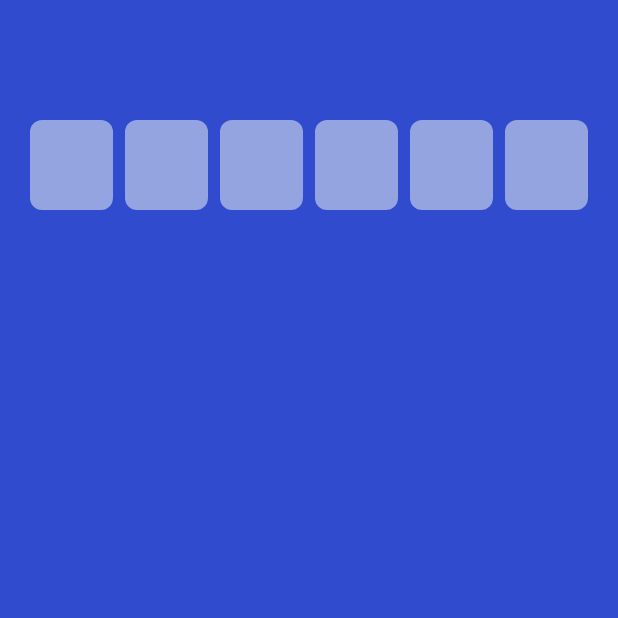
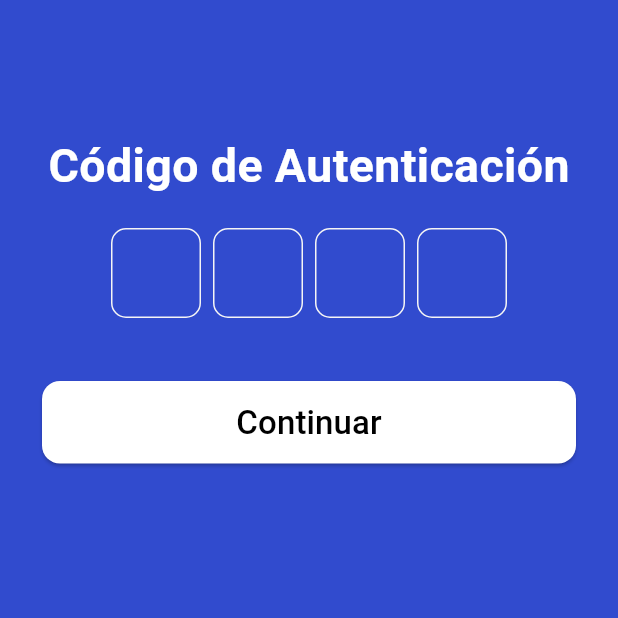
Before and after one commit to rjcalifornia/votefusion-mobile-app, a Flutter app: the screen it shows after launch, on a phone screen of 412 x 824 dp, the top half of it. Run offline on Flutter 3.47's test engine with Material 3 defaults, Android fonts, the light colour scheme and no system bars; drawn by our look-alikes of pinput.

Commit message:
Changes to be committed: 	modified:   lib/ui/screens/login.dart

```diff
--- a/lib/ui/screens/login.dart
+++ b/lib/ui/screens/login.dart
@@ -25,20 +25,77 @@ class _LoginScreenState extends State<LoginScreen> {
               const SizedBox(
                 height: 60,
               ),
-              Center(
-                child: Padding(
-                  padding: const EdgeInsets.all(20),
+              Container(
+                width: double.infinity,
+                margin: const EdgeInsets.symmetric(
+                    vertical: 14.0, horizontal: 14.0),
+                child: Column(
+                  crossAxisAlignment: CrossAxisAlignment.center,
+                  children: [
+                    Container(
+                      height: MediaQuery.of(context).size.height / 2,
+                      width: MediaQuery.of(context).size.width / 1,
+                      margin: const EdgeInsets.symmetric(
+                          vertical: 14.0, horizontal: 14.0),
                       child: Column(
                         children: [
+                          const Text(
+                            "Código de Autenticación",
+                            style: TextStyle(
+                              color: Colors.white,
+                              fontWeight: FontWeight.bold,
+                              fontSize: 31,
+                            ),
+                          ),
+                          const SizedBox(height: 20),
                           Pinput(
-                        length: 6,
+                            length: 4,
                             showCursor: true,
+                            defaultPinTheme: PinTheme(
+                              width: 60,
+                              height: 60,
+                              decoration: BoxDecoration(
+                                borderRadius: BorderRadius.circular(10),
+                                border: Border.all(
+                                  color: Colors.grey.shade100,
+                                ),
+                              ),
+                              textStyle: const TextStyle(
+                                fontSize: 20,
+                                fontWeight: FontWeight.w600,
+                                color: Colors.white,
+                              ),
+                            ),
                             onCompleted: (pin) => print(pin),
+                          ),
+                          const SizedBox(
+                            height: 42,
+                          ),
+                          ElevatedButton(
+                            style: ElevatedButton.styleFrom(
+                              backgroundColor: Colors.white,
+                              shape: RoundedRectangleBorder(
+                                borderRadius: BorderRadius.circular(12.0),
+                              ),
+                              padding: const EdgeInsets.symmetric(
+                                  horizontal: 24, vertical: 12),
+                            ),
+                            onPressed: () {},
+                            child: const Row(
+                              mainAxisAlignment: MainAxisAlignment.center,
+                              children: [
+                                Text("Continuar",
+                                    style: TextStyle(
+                                        fontSize: 22, color: Colors.black)),
+                              ],
+                            ),
+                          )
+                        ],
+                      ),
                     )
                   ],
                 ),
               ),
-              )
             ],
           ),
         ),
```
Lines whose indentation alone changed are shown as unchanged.
